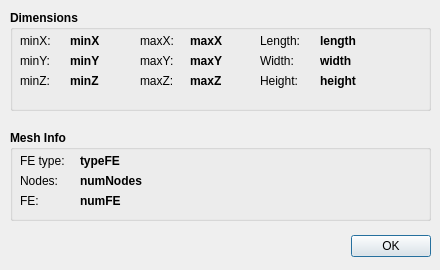
This is GUI/gbdialog.ui in SeregaGomen/QFEM as Qt 5 draws it before an edit. The edited form follows.
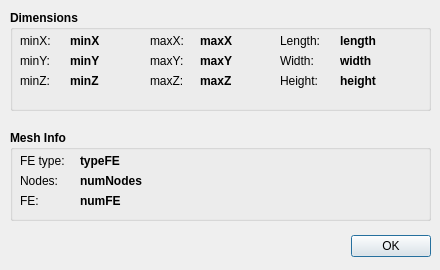
This is the edited form.

```diff
--- a/GUI/gbdialog.ui
+++ b/GUI/gbdialog.ui
@@ -124,7 +124,7 @@
      <rect>
       <x>60</x>
       <y>20</y>
-      <width>61</width>
+      <width>71</width>
       <height>21</height>
      </rect>
     </property>
@@ -143,7 +143,7 @@
      <rect>
       <x>60</x>
       <y>40</y>
-      <width>61</width>
+      <width>71</width>
       <height>21</height>
      </rect>
     </property>
@@ -162,7 +162,7 @@
      <rect>
       <x>60</x>
       <y>60</y>
-      <width>61</width>
+      <width>71</width>
       <height>21</height>
      </rect>
     </property>
@@ -179,7 +179,7 @@
    <widget class="QLabel" name="label_4">
     <property name="geometry">
      <rect>
-      <x>130</x>
+      <x>140</x>
       <y>60</y>
       <width>41</width>
       <height>21</height>
@@ -198,9 +198,9 @@
    <widget class="QLabel" name="maxZ">
     <property name="geometry">
      <rect>
-      <x>180</x>
+      <x>190</x>
       <y>60</y>
-      <width>61</width>
+      <width>71</width>
       <height>21</height>
      </rect>
     </property>
@@ -217,9 +217,9 @@
    <widget class="QLabel" name="maxY">
     <property name="geometry">
      <rect>
-      <x>180</x>
+      <x>190</x>
       <y>40</y>
-      <width>61</width>
+      <width>71</width>
       <height>21</height>
      </rect>
     </property>
@@ -236,7 +236,7 @@
    <widget class="QLabel" name="label_5">
     <property name="geometry">
      <rect>
-      <x>130</x>
+      <x>140</x>
       <y>40</y>
       <width>41</width>
       <height>21</height>
@@ -255,7 +255,7 @@
    <widget class="QLabel" name="label_6">
     <property name="geometry">
      <rect>
-      <x>130</x>
+      <x>140</x>
       <y>20</y>
       <width>41</width>
       <height>21</height>
@@ -274,9 +274,9 @@
    <widget class="QLabel" name="maxX">
     <property name="geometry">
      <rect>
-      <x>180</x>
+      <x>190</x>
       <y>20</y>
-      <width>61</width>
+      <width>71</width>
       <height>21</height>
      </rect>
     </property>
@@ -293,9 +293,9 @@
    <widget class="QLabel" name="length">
     <property name="geometry">
      <rect>
-      <x>310</x>
+      <x>330</x>
       <y>20</y>
-      <width>81</width>
+      <width>71</width>
       <height>21</height>
      </rect>
     </property>
@@ -312,7 +312,7 @@
    <widget class="QLabel" name="label_13">
     <property name="geometry">
      <rect>
-      <x>250</x>
+      <x>270</x>
       <y>40</y>
       <width>51</width>
       <height>21</height>
@@ -331,9 +331,9 @@
    <widget class="QLabel" name="height">
     <property name="geometry">
      <rect>
-      <x>310</x>
+      <x>330</x>
       <y>60</y>
-      <width>81</width>
+      <width>71</width>
       <height>21</height>
      </rect>
     </property>
@@ -350,7 +350,7 @@
    <widget class="QLabel" name="label_14">
     <property name="geometry">
      <rect>
-      <x>250</x>
+      <x>270</x>
       <y>20</y>
       <width>51</width>
       <height>21</height>
@@ -369,9 +369,9 @@
    <widget class="QLabel" name="width">
     <property name="geometry">
      <rect>
-      <x>310</x>
+      <x>330</x>
       <y>40</y>
-      <width>81</width>
+      <width>71</width>
       <height>21</height>
      </rect>
     </property>
@@ -388,7 +388,7 @@
    <widget class="QLabel" name="label_15">
     <property name="geometry">
      <rect>
-      <x>250</x>
+      <x>270</x>
       <y>60</y>
       <width>51</width>
       <height>21</height>
```
